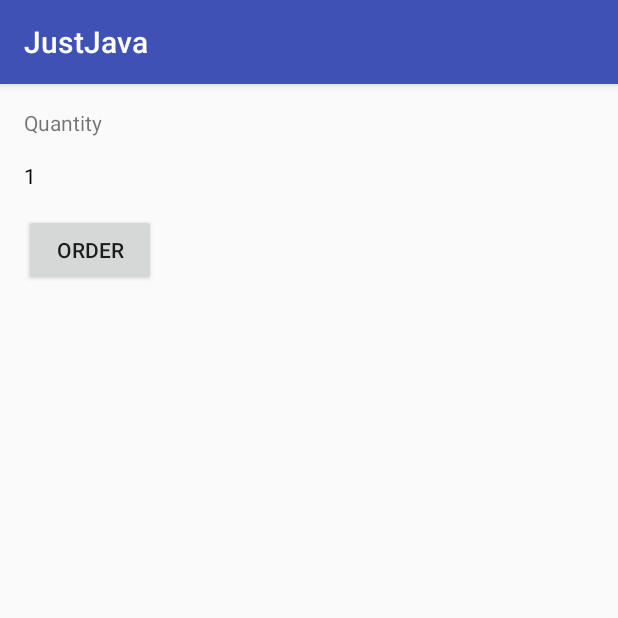
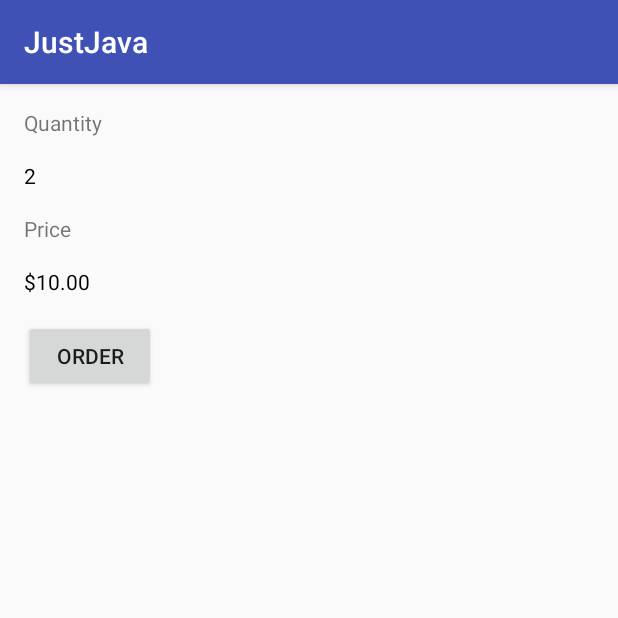
Before and after one commit to kkulikowski/android_justJava, an Android app: the screen it shows after launch (MainActivity), after a tap on "ORDER", on a phone screen of 412 x 824 dp, the top half of it. Run offline under Robolectric (Android 15) with nearby library versions, the phone set to English and light mode, and no system bars.

Commit message:
Add price

```diff
--- a/app/src/main/java/com/example/android/justjava/MainActivity.java
+++ b/app/src/main/java/com/example/android/justjava/MainActivity.java
@@ -5,10 +5,13 @@
  * package com.example.android.justjava;
  */
 package com.example.android.justjava;
+
 import android.os.Bundle;
 import android.support.v7.app.AppCompatActivity;
 import android.view.View;
 import android.widget.TextView;
+
+import java.text.NumberFormat;
 
 /**
  * This app displays an order form to order coffee.
@@ -25,7 +28,17 @@ public class MainActivity extends AppCompatActivity {
      * This method is called when the order button is clicked.
      */
     public void submitOrder(View view) {
-        display(1);
+        display(2);
+        displayPrice(2 * 5);
+    }
+
+
+    /**
+     * This method displays the given price on the screen.
+     */
+    private void displayPrice(int number) {
+        TextView priceTextView = (TextView) findViewById(R.id.price_text_view);
+        priceTextView.setText(NumberFormat.getCurrencyInstance().format(number));
     }
 
     /**
--- a/app/src/main/res/layout/activity_main.xml
+++ b/app/src/main/res/layout/activity_main.xml
@@ -22,6 +22,18 @@
         android:layout_marginTop="16dp"
         android:text="0"
         android:textColor="#000000" />
+    <TextView
+        android:layout_width="wrap_content"
+        android:layout_height="wrap_content"
+        android:layout_marginTop="16dp"
+        android:text="Price" />
+    <TextView
+        android:id="@+id/price_text_view"
+        android:layout_width="wrap_content"
+        android:layout_height="wrap_content"
+        android:layout_marginTop="16dp"
+        android:text="0"
+        android:textColor="#000000" />
     <Button
         android:layout_width="wrap_content"
         android:layout_height="wrap_content"
```
Also changed, not shown: 1 other file.
